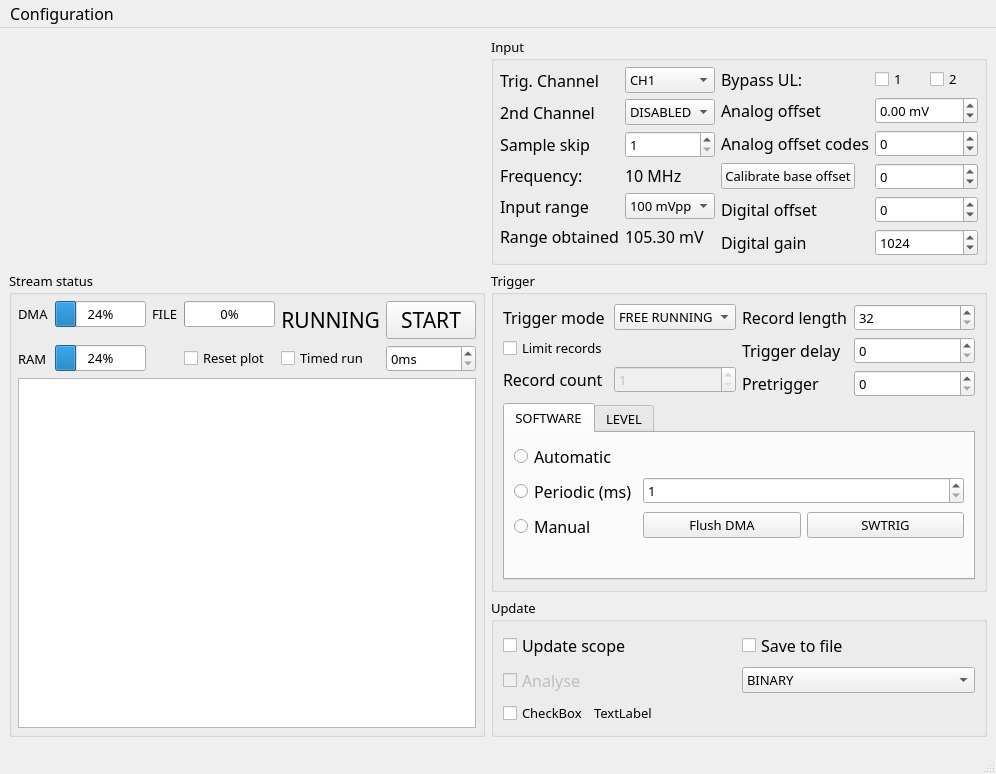
Old version of the form MainWindow.ui in the repository sevenreek/qtadqscope.
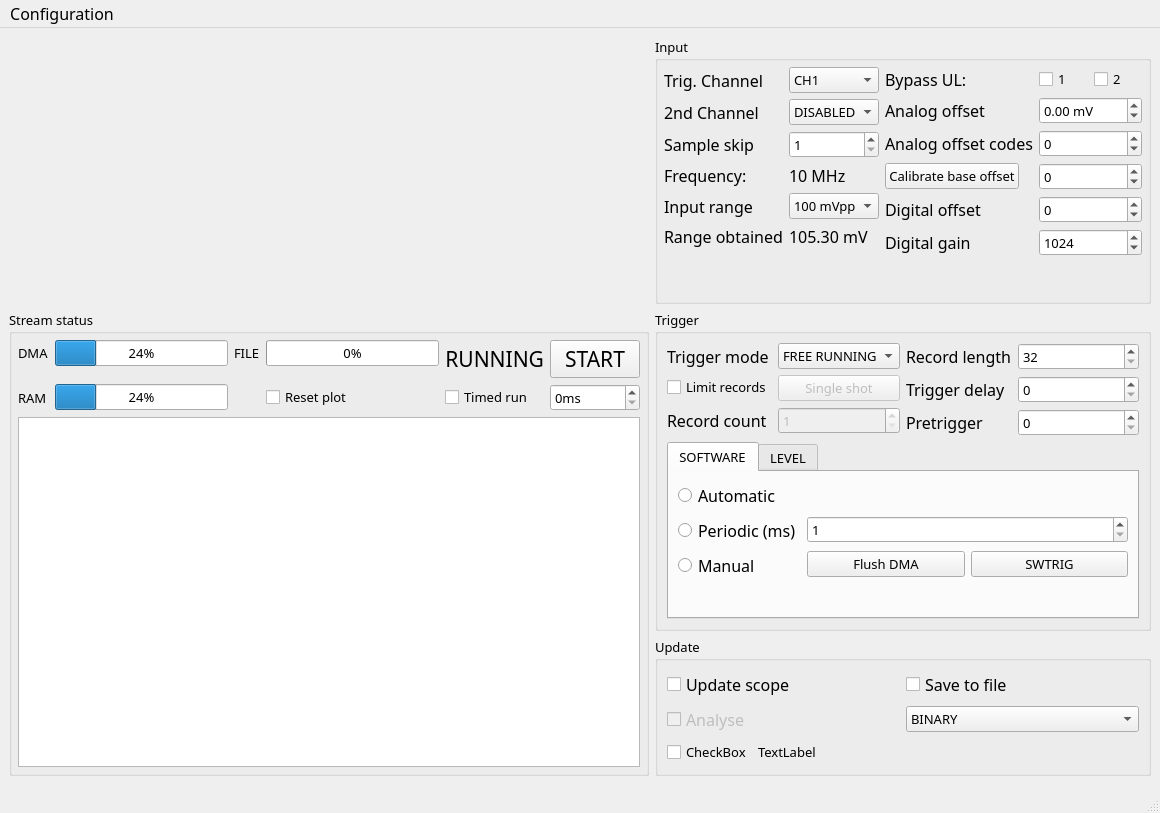
New version of the form. Custom widgets are drawn as their Qt base class.

Commit message: Experimental features - single shot, buffer flush

```diff
--- a/MainWindow.ui
+++ b/MainWindow.ui
@@ -6,8 +6,8 @@
    <rect>
     <x>0</x>
     <y>0</y>
-    <width>964</width>
-    <height>661</height>
+    <width>1160</width>
+    <height>813</height>
    </rect>
   </property>
   <property name="font">
@@ -1128,9 +1128,12 @@
               </widget>
              </item>
              <item row="1" column="1">
-              <widget class="QLabel" name="label_12">
+              <widget class="QPushButton" name="singleShot">
+               <property name="enabled">
+                <bool>false</bool>
+               </property>
                <property name="text">
-                <string/>
+                <string>Single shot</string>
                </property>
               </widget>
              </item>
@@ -1160,8 +1163,8 @@
     <rect>
      <x>0</x>
      <y>0</y>
-     <width>964</width>
-     <height>25</height>
+     <width>1160</width>
+     <height>30</height>
     </rect>
    </property>
    <widget class="QMenu" name="menuConfiguration">
```
Left out of the diff: 20 changed lines with no effect on the pictures. The commit also changes 9 other files.
